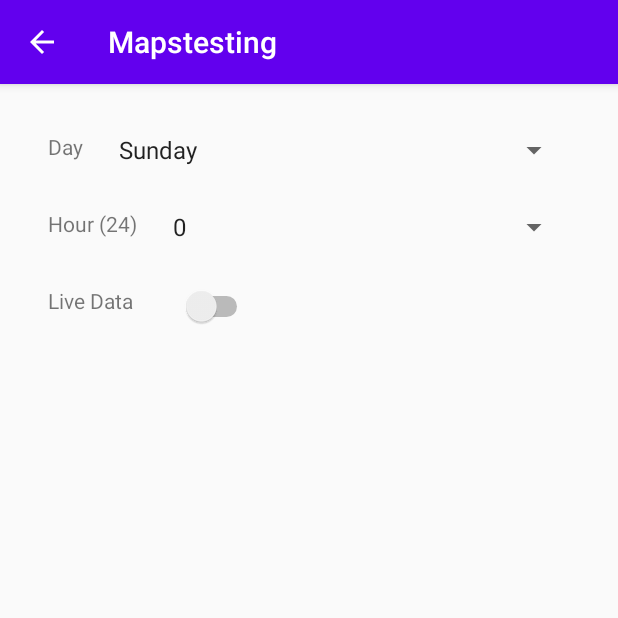
After one commit to ricky-ma/HotSpot, an Android app: the ExtraSettings screen opened directly, with no data from a screen before it, on a phone screen of 412 x 824 dp, the top half of it. The commit adds this screen. Run offline under Robolectric (Android 15) with nearby library versions, the phone set to English and light mode, and no system bars.

Commit message:
improper map

```diff
--- /dev/null
+++ b/App/AndroidApp/app/src/main/res/layout/activity_extra_settings.xml
@@ -0,0 +1,59 @@
+<?xml version="1.0" encoding="utf-8"?>
+<androidx.constraintlayout.widget.ConstraintLayout
+        xmlns:android="http://schemas.android.com/apk/res/android"
+        xmlns:tools="http://schemas.android.com/tools"
+        xmlns:app="http://schemas.android.com/apk/res-auto"
+        android:layout_width="match_parent"
+        android:layout_height="match_parent"
+        tools:context=".ExtraSettings">
+    <TextView
+            android:text="@string/whatDay"
+            android:layout_width="wrap_content"
+            android:layout_height="wrap_content" android:id="@+id/textView5"
+            app:layout_constraintStart_toStartOf="parent" android:layout_marginLeft="32dp"
+            android:layout_marginStart="32dp"
+            android:layout_marginTop="32dp"
+            app:layout_constraintTop_toTopOf="parent" app:layout_constraintHorizontal_bias="0.5"
+            app:layout_constraintEnd_toStartOf="@+id/spinner5"/>
+    <Spinner
+            android:layout_width="0dp"
+            android:layout_height="wrap_content" android:id="@+id/spinner5"
+            app:layout_constraintEnd_toEndOf="parent"
+            android:layout_marginEnd="32dp" android:layout_marginRight="32dp"
+            android:layout_marginTop="32dp" app:layout_constraintTop_toTopOf="parent"
+            app:layout_constraintStart_toEndOf="@+id/textView5" app:layout_constraintHorizontal_bias="0.5"
+            android:layout_marginLeft="16dp" android:layout_marginStart="16dp" android:spinnerMode="dropdown"
+            android:entries="@array/daysOfTheWeek"/>
+    <Spinner
+            android:layout_width="0dp"
+            android:layout_height="wrap_content" android:id="@+id/spinner4"
+            app:layout_constraintEnd_toEndOf="parent"
+            android:layout_marginEnd="32dp" android:layout_marginRight="32dp"
+            android:layout_marginTop="32dp"
+            app:layout_constraintStart_toEndOf="@+id/textView4" app:layout_constraintHorizontal_bias="0.5"
+            android:layout_marginLeft="16dp" android:layout_marginStart="16dp"
+            app:layout_constraintTop_toBottomOf="@+id/textView5" android:spinnerMode="dropdown"
+            android:entries="@array/hoursOfTheDay"/>
+    <TextView
+            android:text="@string/whatHour"
+            android:layout_width="wrap_content"
+            android:layout_height="wrap_content" android:id="@+id/textView4"
+            app:layout_constraintStart_toStartOf="parent" android:layout_marginLeft="32dp"
+            android:layout_marginStart="32dp"
+            android:layout_marginTop="32dp"
+            app:layout_constraintHorizontal_bias="0.5"
+            app:layout_constraintEnd_toStartOf="@+id/spinner4" app:layout_constraintTop_toBottomOf="@+id/textView5"/>
+    <Switch
+            android:layout_width="wrap_content"
+            android:layout_height="wrap_content" android:id="@+id/switch1"
+            android:layout_marginTop="32dp"
+            app:layout_constraintTop_toBottomOf="@+id/textView4" app:layout_constraintStart_toEndOf="@+id/textView7"
+            android:layout_marginLeft="32dp" android:layout_marginStart="32dp" android:checked="false"/>
+    <TextView
+            android:text="@string/averageOrLive"
+            android:layout_width="wrap_content"
+            android:layout_height="wrap_content" android:id="@+id/textView7"
+            android:layout_marginTop="32dp"
+            app:layout_constraintTop_toBottomOf="@+id/textView4" app:layout_constraintStart_toStartOf="parent"
+            android:layout_marginLeft="32dp" android:layout_marginStart="32dp"/>
+</androidx.constraintlayout.widget.ConstraintLayout>
--- a/App/AndroidApp/app/src/main/res/values/strings.xml
+++ b/App/AndroidApp/app/src/main/res/values/strings.xml
@@ -1,6 +1,48 @@
 <resources>
     <string name="app_name">Mapstesting</string>
     <string name="title_activity_maps">Map</string>
-    <string name="hintForTextBox">Enter a restaurant or cuisine</string>
+    <string name="hintForTextBox">Enter a restaurant</string>
     <string name="buttonText">search</string>
+    <string name="buttonTurnOff">-</string>
+    <string name="buttonTurnOn">+</string>
+    <string name="whatHour">Hour (24)</string>
+    <string name="whatDay">Day</string>
+    <string name="averageOrLive">Live Data</string>
+    <string-array name="daysOfTheWeek">
+        <item>Sunday</item>
+        <item>Monday</item>
+        <item>Tuesday</item>
+        <item>Wednesday</item>
+        <item>Thursday</item>
+        <item>Friday</item>
+        <item>Saturday</item>
+    </string-array>
+    <string-array name="hoursOfTheDay">
+        <item>0</item>
+        <item>1</item>
+        <item>2</item>
+        <item>3</item>
+        <item>4</item>
+        <item>5</item>
+        <item>6</item>
+        <item>7</item>
+        <item>8</item>
+        <item>9</item>
+        <item>10</item>
+        <item>11</item>
+        <item>12</item>
+        <item>13</item>
+        <item>14</item>
+        <item>15</item>
+        <item>16</item>
+        <item>17</item>
+        <item>18</item>
+        <item>19</item>
+        <item>20</item>
+        <item>21</item>
+        <item>22</item>
+        <item>23</item>
+    </string-array>
+    <string name="confirm">confirm settings</string>
+
 </resources>
```
Also changed, not shown: App/AndroidApp/app/src/main/AndroidManifest.xml (+7 -3 lines), App/AndroidApp/app/src/main/java/com/example/mapstesting/ExtraSettings.java (added, +65 -0 lines), App/AndroidApp/app/src/main/java/com/example/mapstesting/MapAndSearchHolder.java (+39 -1 lines), App/AndroidApp/app/src/main/java/com/example/mapstesting/MapsActivity.java (deleted, +0 -60 lines), App/AndroidApp/app/src/main/res/layout/activity_map_and_search_holder.xml (+14 -6 lines), App/AndroidApp/app/src/main/res/layout/activity_maps.xml (deleted, +0 -9 lines).
